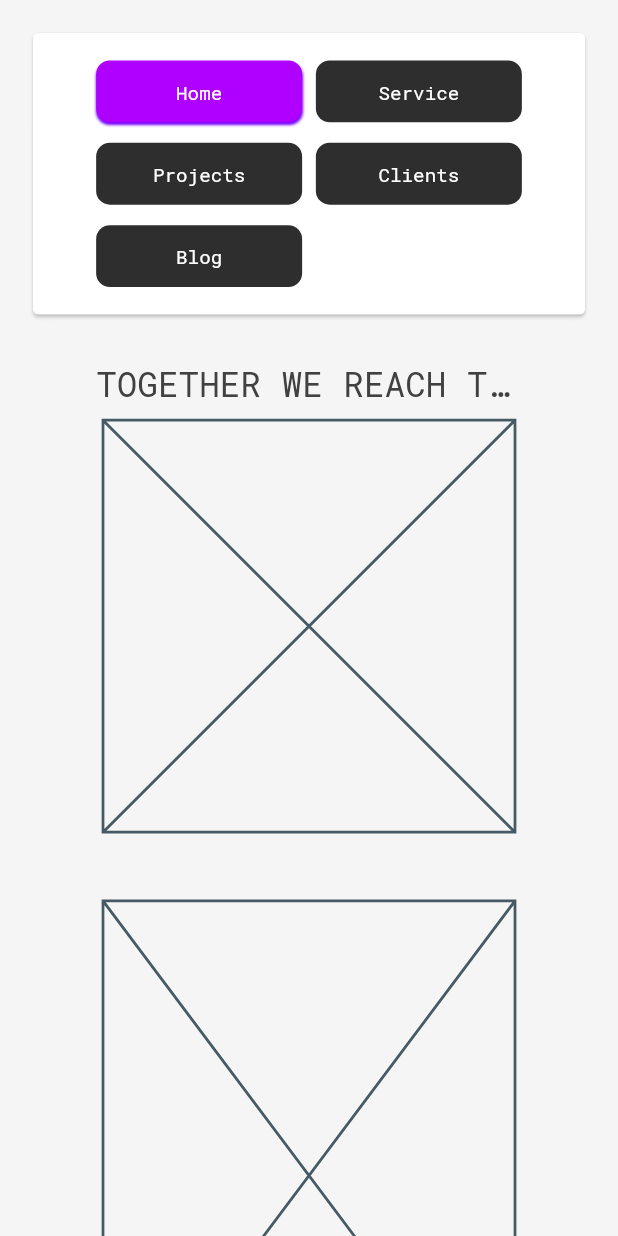
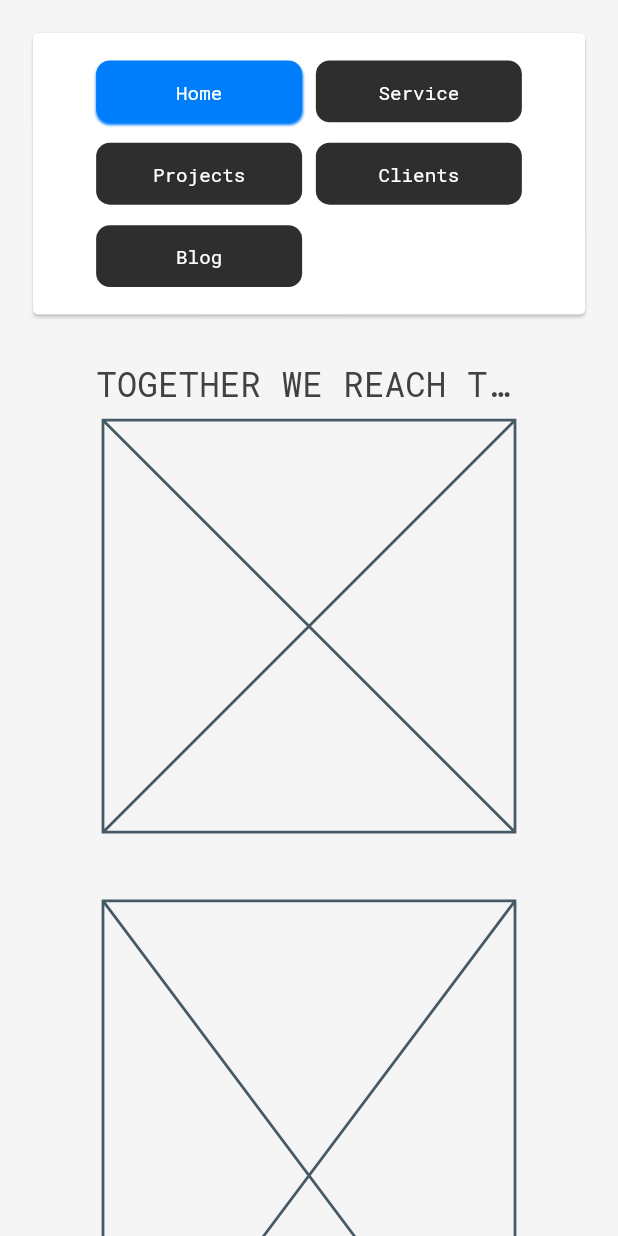
Before and after one commit to jayjayesh/beyobox_landing, a Flutter app: the screen it shows after launch, on a phone screen of 412 x 824 dp. Run offline on Flutter 3.47's test engine with Material 2 defaults, Android fonts, the light colour scheme and no system bars; drawn by our look-alikes of flutter_animate; our stand-ins replace bot_toast, google_fonts, responsive_framework; generated files the repository leaves out were written again.

Commit message:
update lite mode : primary color

```diff
--- a/lib/src/shared/utility/app_colors.dart
+++ b/lib/src/shared/utility/app_colors.dart
@@ -5,11 +5,11 @@ class AppColors {
   // you don't want AppRegex to ever be accidentally instantiated by constructor
   AppColors._();
   static const Color transparent = Colors.transparent;
-  static const Color primary = Color(0xFFAF00FF);
+  static const Color primary = Color.fromARGB(255, 0, 125, 250);
   static const Color primaryDark = Color(0xFF020015);
-  static const Color secondry = Color(0xFFAF00FF);
+  static const Color secondry = primary;
   static const Color secondryDark = Color(0xFF020015);
-  static const Color accent = Color(0xFFAF00FF);
+  static const Color accent = primary;
   static const Color accentDark = Color(0xFF020015);
   static const Color purple = Color(0xff754FFE);
   static const Color tabContainerBg = Color(0xff020015);
--- a/lib/src/shared/widgets/app_button_elevated.dart
+++ b/lib/src/shared/widgets/app_button_elevated.dart
@@ -68,9 +68,9 @@ class AppButtonElevated extends StatelessWidget {
             borderRadius: borderRadius ?? BorderRadius.circular(cornerRadius),
             boxShadow: [
               if (showShadow)
-                const BoxShadow(
-                  color: AppColors.buttonGradient2,
-                  offset: Offset(0, 2),
+                BoxShadow(
+                  color: fillColor ?? AppColors.buttonGradient2,
+                  offset: const Offset(0, 2),
                   blurRadius: 1,
                 ),
             ],
```
Also changed, not shown: 1 other file.
